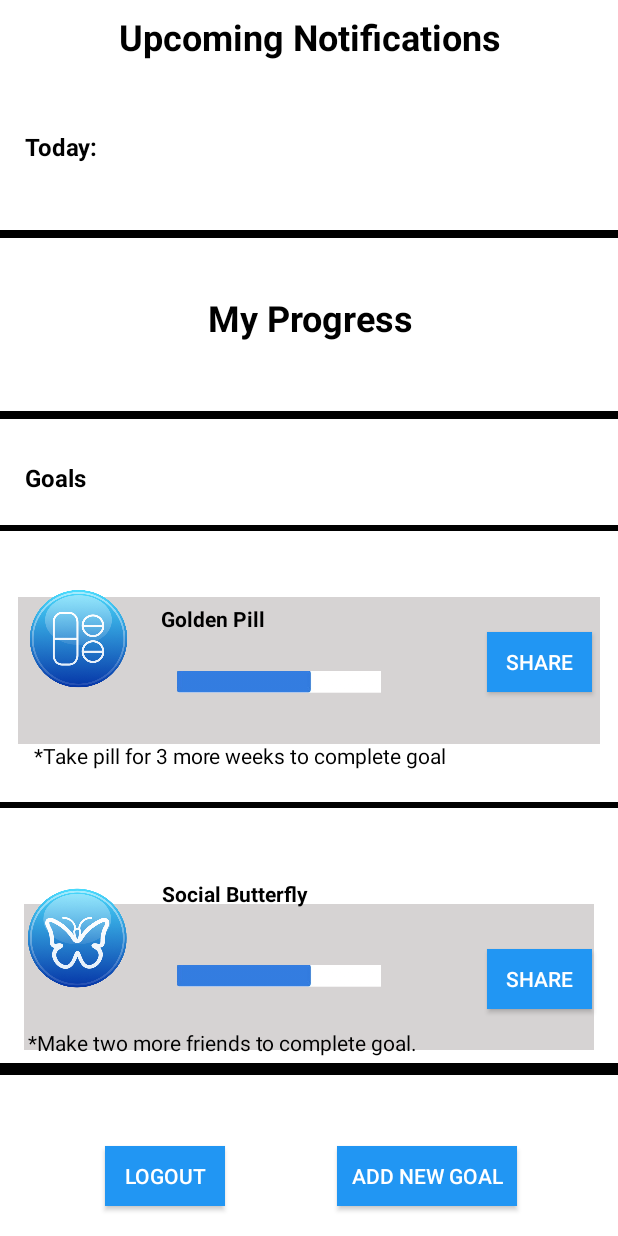
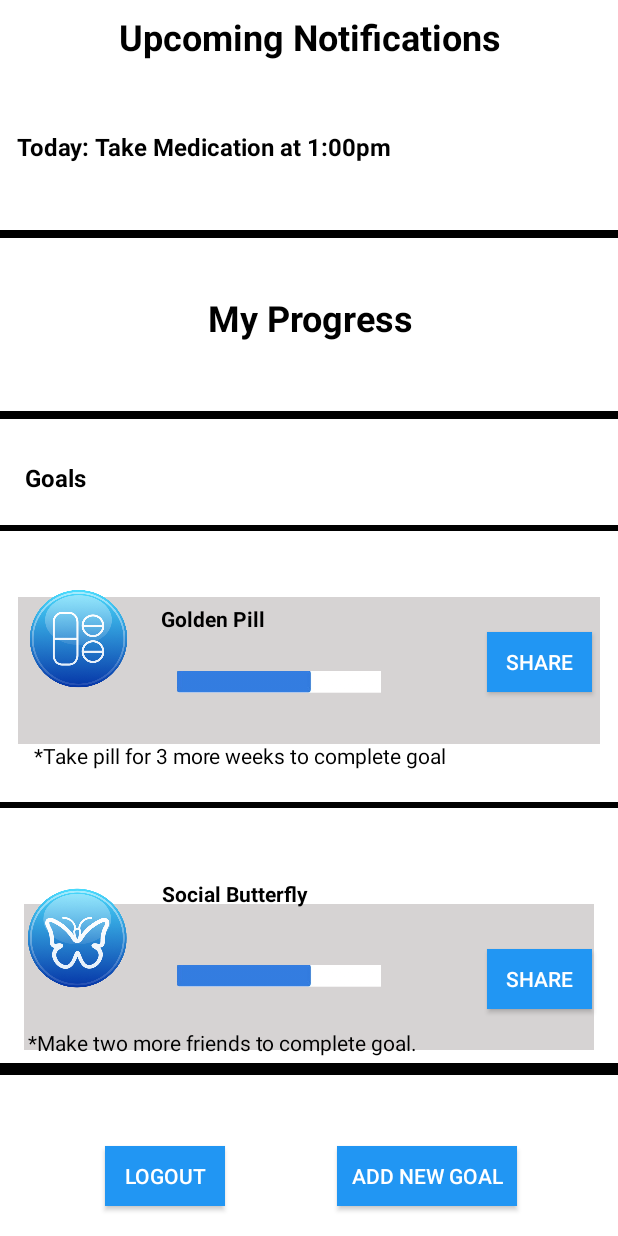
Before and after one commit to sana-nasir/frontendfinal, an Android app: the fragment Page1Fragment shown on its own in the app's theme, on a phone screen of 412 x 824 dp. Run offline under Robolectric (Android 15) with nearby library versions, the phone set to English and light mode, and no system bars; our stand-ins replace Volley.

Commit message:
for final demo

```diff
--- a/AndroidTabsExample/app/src/main/res/layout/fragment_page1.xml
+++ b/AndroidTabsExample/app/src/main/res/layout/fragment_page1.xml
@@ -78,7 +78,7 @@
             android:layout_marginEnd="8dp"
             android:layout_marginStart="8dp"
             android:layout_marginTop="8dp"
-            android:text="Today:"
+            android:text="Today: Take Medication at 1:00pm"
             android:textColor="@android:color/black"
             android:textSize="16sp"
             android:textStyle="bold"
```
